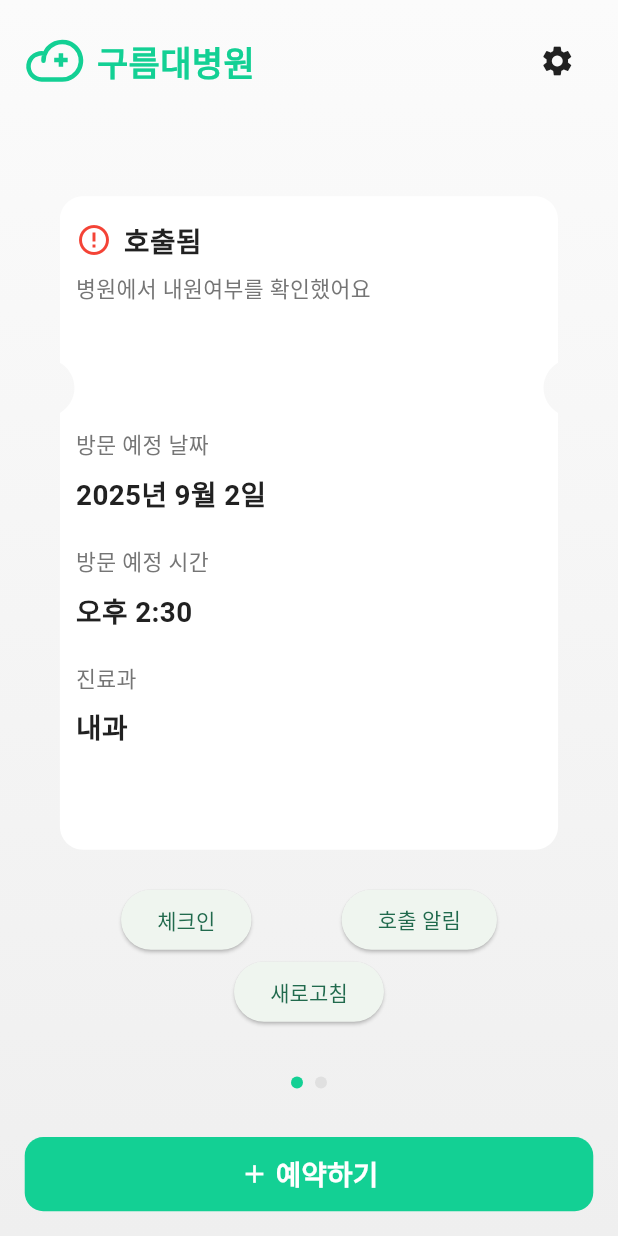
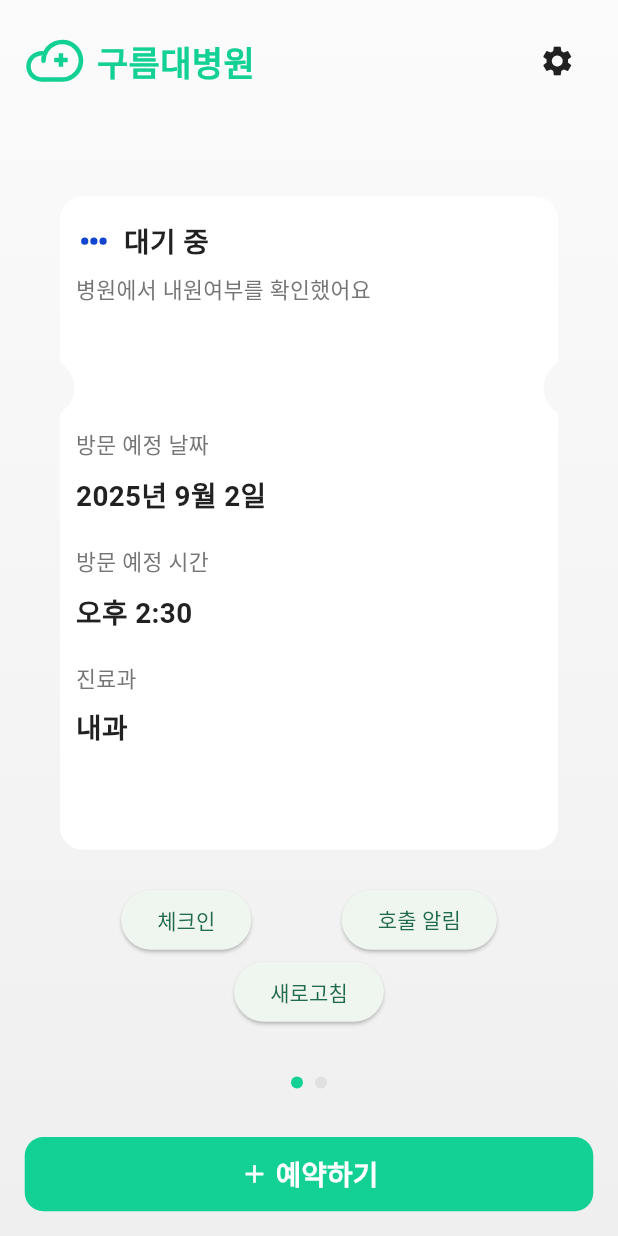
Before and after one commit to 9oormthon-univ/2025_SEASONTHON_TEAM_45_APP, a Flutter app: the HomeView screen opened by its route, after a tap on "체크인", on a phone screen of 412 x 824 dp. Run offline on Flutter 3.47's test engine with Material 3 defaults, Android fonts, the phone set to English and light mode, and no system bars; our stand-ins replace bloc, dartz, dio, equatable, flutter_bloc, flutter_blue_plus and 4 more; accounts and stored records are empty; Roboto replaces fonts that are missing (Pretendard); project files that could hold a hidden picture were left out.

Commit message:
홈화면 카드 아이콘 변경

```diff
--- a/lib/presentation/views/home_view.dart
+++ b/lib/presentation/views/home_view.dart
@@ -236,7 +236,7 @@ class _HomeViewState extends State<HomeView> {
                     mainAxisAlignment: MainAxisAlignment.center,
                     children: [
                       SvgPicture.asset(
-                        'assets/images/Cloud.svg',
+                        'assets/images/Cloud (2).svg',
                         width: 60,
                         height: 60,
                         colorFilter: const ColorFilter.mode(
@@ -339,7 +339,7 @@ class _HomeViewState extends State<HomeView> {
                           child: Column(
                             children: [
                               SvgPicture.asset(
-                                'assets/images/Cloud.svg',
+                                'assets/images/Cloud (1).svg',
                                 width: 60,
                                 height: 60,
                                 colorFilter: const ColorFilter.mode(
@@ -421,24 +421,20 @@ class _HomeViewState extends State<HomeView> {
   }
 
   Widget _buildStatusIndicator(BuildContext context, dynamic reservation) {
-    IconData icon;
-    Color color;
+    String svgPath;
     String text;
 
     switch (reservation.status) {
       case 'SCHEDULED':
-        icon = Icons.check_circle;
-        color = const Color(0xFFFFB800);
+        svgPath = 'assets/images/상태 아이콘/Vector.svg';
         text = '예약 완료';
         break;
       case 'ARRIVED':
-        icon = Icons.error_outline;
-        color = Colors.red;
-        text = '호출됨';
+        svgPath = 'assets/images/상태 아이콘/DotsThree.svg';
+        text = '대기 중';
         break;
       case 'CALLED':
-        icon = Icons.error_outline;
-        color = Colors.red;
+        svgPath = 'assets/images/상태 아이콘/Frame 2612779.svg';
         text = '호출됨';
         break;
       default:
@@ -447,7 +443,11 @@ class _HomeViewState extends State<HomeView> {
 
     return Row(
       children: [
-        Icon(icon, color: color, size: 24),
+        SvgPicture.asset(
+          svgPath,
+          width: 24,
+          height: 24,
+        ),
         const SizedBox(width: 8),
         Text(
           text,
--- a/pubspec.yaml
+++ b/pubspec.yaml
@@ -95,6 +95,8 @@ flutter:
   # Assets 설정
   assets:
     - assets/images/
+    - assets/images/상태 아이콘/
+    - assets/images/구름 아이콘/
 
   # Pretendard 폰트 설정
   fonts:
```
Also changed, not shown: assets/images/Cloud (1).svg (added), assets/images/Cloud (2).svg (added), assets/images/상태 아이콘/DotsThree.svg (added), assets/images/상태 아이콘/Frame 2612779.svg (added), assets/images/상태 아이콘/Vector.svg (added).
